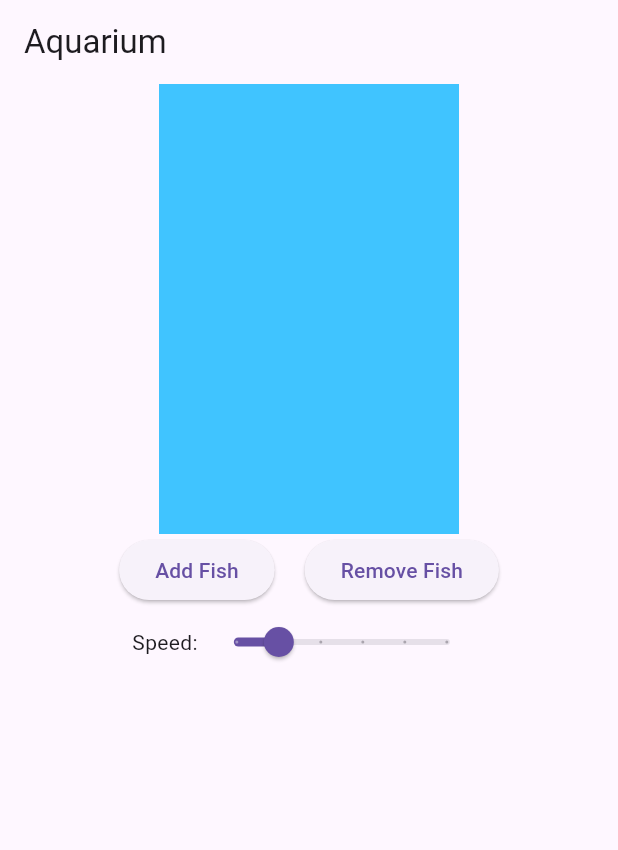
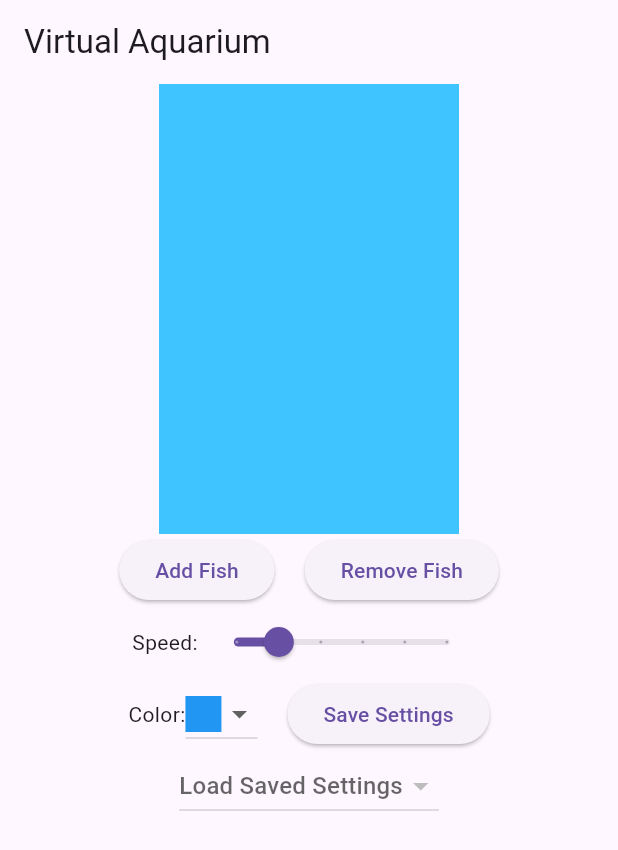
Before and after one commit to chris6896/CW05, a Flutter app: the screen it shows after launch, on a phone screen of 412 x 824 dp. Shown: the top 850 px of the screen. Run offline on Flutter 3.47's test engine with Material 3 defaults, Android fonts, the phone set to English and light mode, and no system bars; our stand-ins replace sqflite; accounts and stored records are empty.

Commit message:
added sqlite, color selection, dropdowns, saves.

```diff
--- a/lib/main.dart
+++ b/lib/main.dart
@@ -3,14 +3,14 @@ import 'dart:math';
 import 'database_helper.dart';
 
 void main() {
-  runApp(myApp());
+  runApp(MyApp());
 }
 
-class myApp extends StatelessWidget {
+class MyApp extends StatelessWidget {
   @override
   Widget build(BuildContext context) {
     return MaterialApp(
-      title: 'Aquarium',
+      title: 'Virtual Aquarium',
       theme: ThemeData(
         primarySwatch: Colors.blue,
       ),
@@ -23,16 +23,130 @@ class AquariumScreen extends StatefulWidget {
   @override
   _AquariumScreenState createState() => _AquariumScreenState();
 }
+
 class _AquariumScreenState extends State<AquariumScreen> {
   List<Fish> fishList = [];
   Color selectedColor = Colors.blue;
   double selectedSpeed = 1.0;
+  List<Map<String, dynamic>> savedSettings = [];
+  String? selectedSave;
+  int? selectedSaveId;
+
+  @override
+  void initState() {
+    super.initState();
+    _loadSavedSettingsList();
+  }
+
+  _loadSavedSettingsList() async {
+    DatabaseHelper dbHelper = DatabaseHelper.instance;
+    List<Map<String, dynamic>> settingsList = await dbHelper.loadSettingsList();
+
+    setState(() {
+      savedSettings = settingsList;
+    });
+
+    print('Loaded settings: $savedSettings');
+  }
+
+  Future<void> _showSaveDialog() async {
+    TextEditingController saveController = TextEditingController();
+
+    return showDialog<void>(
+      context: context,
+      barrierDismissible: false,
+      builder: (BuildContext context) {
+        return AlertDialog(
+          title: Text('Enter Save Name'),
+          content: TextField(
+            controller: saveController,
+            decoration: InputDecoration(hintText: "Save Name"),
+          ),
+          actions: <Widget>[
+            TextButton(
+              child: Text('Cancel'),
+              onPressed: () {
+                Navigator.of(context).pop();
+              },
+            ),
+            TextButton(
+              child: Text('Save'),
+              onPressed: () {
+                setState(() {
+                  selectedSave = saveController.text;
+                });
+                _savePreferences();
+                Navigator.of(context).pop();
+              },
+            ),
+          ],
+        );
+      },
+    );
+  }
+
+  _savePreferences() async {
+    if (selectedSave == null || selectedSave!.isEmpty) {
+      ScaffoldMessenger.of(context).showSnackBar(
+        SnackBar(content: Text('Please enter a name for the save!')),
+      );
+      return;
+    }
+
+    DatabaseHelper dbHelper = DatabaseHelper.instance;
+
+    try {
+      int result = await dbHelper.saveSettings(
+        selectedSave!,
+        selectedColor.value,
+        selectedSpeed,
+        fishList.length,
+      );
+
+      if (result > 0) {
+
+        ScaffoldMessenger.of(context).showSnackBar(
+          SnackBar(content: Text('Settings saved successfully!'))
+        );
+      } else {
+
+        ScaffoldMessenger.of(context).showSnackBar(
+          SnackBar(content: Text('Failed to save settings. Please try again.'))
+        );
+      }
+
+
+      _loadSavedSettingsList();
+    } catch (e) {
+
+      ScaffoldMessenger.of(context).showSnackBar(
+        SnackBar(content: Text('An error occurred: $e'))
+      );
+    }
+  }
+
+  _loadPreferences(int id) async {
+    DatabaseHelper dbHelper = DatabaseHelper.instance;
+    Map<String, dynamic>? settings = await dbHelper.loadSettingsById(id);
+
+    if (settings != null) {
+      setState(() {
+        selectedColor = Color(settings['color']);
+        selectedSpeed = settings['speed'];
+        int fishCount = settings['fish_count'];
+        fishList.clear();
+        for (int i = 0; i < fishCount; i++) {
+          fishList.add(Fish(color: selectedColor, speed: selectedSpeed));
+        }
+      });
+    }
+  }
 
   @override
   Widget build(BuildContext context) {
     return Scaffold(
       appBar: AppBar(
-        title: Text('Aquarium'),
+        title: Text('Virtual Aquarium'),
       ),
       body: SingleChildScrollView(
         child: Column(
@@ -44,11 +158,7 @@ class _AquariumScreenState extends State<AquariumScreen> {
                 color: Colors.lightBlueAccent,
                 child: Stack(
                   children: fishList
-                      .map((fish) => AnimatedFish(
-                            fish: fish,
-                            containerWidth: 200,
-                            containerHeight: 300,
-                          ))
+                      .map((fish) => AnimatedFish(fish: fish, containerWidth: 200, containerHeight: 300))
                       .toList(),
                 ),
               ),
@@ -85,28 +195,113 @@ class _AquariumScreenState extends State<AquariumScreen> {
                 ),
               ],
             ),
+            Row(
+              mainAxisAlignment: MainAxisAlignment.center,
+              children: [
+                Text('Color:'),
+                DropdownButton<Color>(
+                  value: selectedColor,
+                  onChanged: (Color? newColor) {
+                    setState(() {
+                      if (newColor != null) {
+                        selectedColor = newColor;
+                      }
+                    });
+                  },
+                  items: [
+                    DropdownMenuItem<Color>(
+                      value: Colors.blue,
+                      child: Container(
+                        width: 24,
+                        height: 24,
+                        color: Colors.blue,
+                      ),
+                    ),
+                    DropdownMenuItem<Color>(
+                      value: Colors.red,
+                      child: Container(
+                        width: 24,
+                        height: 24,
+                        color: Colors.red,
+                      ),
+                    ),
+                    DropdownMenuItem<Color>(
+                      value: Colors.green,
+                      child: Container(
+                        width: 24,
+                        height: 24,
+                        color: Colors.green,
+                      ),
+                    ),
+                    DropdownMenuItem<Color>(
+                      value: Colors.yellow,
+                      child: Container(
+                        width: 24,
+                        height: 24,
+                        color: Colors.yellow,
+                      ),
+                    ),
+                    DropdownMenuItem<Color>(
+                      value: Colors.orange,
+                      child: Container(
+                        width: 24,
+                        height: 24,
+                        color: Colors.orange,
+                      ),
+                    ),
+                  ],
+                ),
+                SizedBox(width: 20),
+                ElevatedButton(
+                  onPressed: _showSaveDialog,
+                  child: Text('Save Settings'),
+                ),
+              ],
+            ),
+            Row(
+              mainAxisAlignment: MainAxisAlignment.center,
+              children: [
+                DropdownButton<int>(
+                  hint: Text("Load Saved Settings"),
+                  value: savedSettings.any((save) => save['id'] == selectedSaveId) ? selectedSaveId : null,
+                  onChanged: (int? newId) {
+                    setState(() {
+                      selectedSaveId = newId;
+                      if (selectedSaveId != null) {
+                        _loadPreferences(selectedSaveId!);
+                      }
+                    });
+                  },
+                  items: savedSettings.map((save) {
+                    return DropdownMenuItem<int>(
+                      value: save['id'],
+                      child: Text(save['name'] ?? 'Unnamed Save'),
+                    );
+                  }).toList(),
+                ),
+              ],
+            ),
           ],
         ),
       ),
     );
   }
 
-  // Add Fish method
   void addFish() {
     setState(() {
       fishList.add(Fish(color: selectedColor, speed: selectedSpeed));
     });
   }
 
-  // Remove Fish method
   void removeFish() {
     if (fishList.isNotEmpty) {
       setState(() {
-        fishList.removeLast();  // Remove the last fish added
+        fishList.removeLast();
       });
     }
   }
 }
+
 class Fish {
   final Color color;
   final double speed;
@@ -119,13 +314,13 @@ class AnimatedFish extends StatefulWidget {
   final double containerWidth;
   final double containerHeight;
 
-  AnimatedFish({required this.fish, required this.containerWidth, required this.containerHeight});
+  AnimatedFish({ required this.fish, required this.containerWidth, required this.containerHeight});
 
   @override
   _AnimatedFishState createState() => _AnimatedFishState();
 }
 
-class _AnimatedFishState extends State<AnimatedFish> with SingleTickerProviderStateMixin{
+class _AnimatedFishState extends State<AnimatedFish> with SingleTickerProviderStateMixin {
   late AnimationController _controller;
   late Animation<Offset> _position;
 
@@ -137,9 +332,10 @@ class _AnimatedFishState extends State<AnimatedFish> with SingleTickerProviderSt
     super.initState();
 
     currentPosition = Offset(
-      Random.nextDouble() * widget.containerWidth,
-      Random.nextDouble() * widget.containerHeight,
+      Random().nextDouble() * widget.containerWidth,
+      Random().nextDouble() * widget.containerHeight,
     );
+
     destination = _getRandomPosition();
 
     _controller = AnimationController(
@@ -162,10 +358,11 @@ class _AnimatedFishState extends State<AnimatedFish> with SingleTickerProviderSt
 
   Offset _getRandomPosition() {
     return Offset(
-        Random.nextDouble() * (widget.containerWidth - 20),
-        Random.nextDouble() * (widget.containerHeight - 20),
+      Random().nextDouble() * (widget.containerWidth - 20),
+      Random().nextDouble() * (widget.containerHeight - 20),
     );
   }
+
   void _setNewDestination() {
     setState(() {
       currentPosition = destination;
@@ -175,11 +372,12 @@ class _AnimatedFishState extends State<AnimatedFish> with SingleTickerProviderSt
       _controller.forward(from: 0);
     });
   }
+
   @override
   Widget build(BuildContext context) {
     return Positioned(
       left: _position.value.dx,
-        top = _position.value.dy,
+      top: _position.value.dy,
       child: Container(
         width: 20,
         height: 20,
@@ -190,9 +388,10 @@ class _AnimatedFishState extends State<AnimatedFish> with SingleTickerProviderSt
       ),
     );
   }
+
   @override
   void dispose() {
     _controller.dispose();
+    super.dispose();
   }
-
 }
```
Lines whose indentation alone changed are shown as unchanged.
